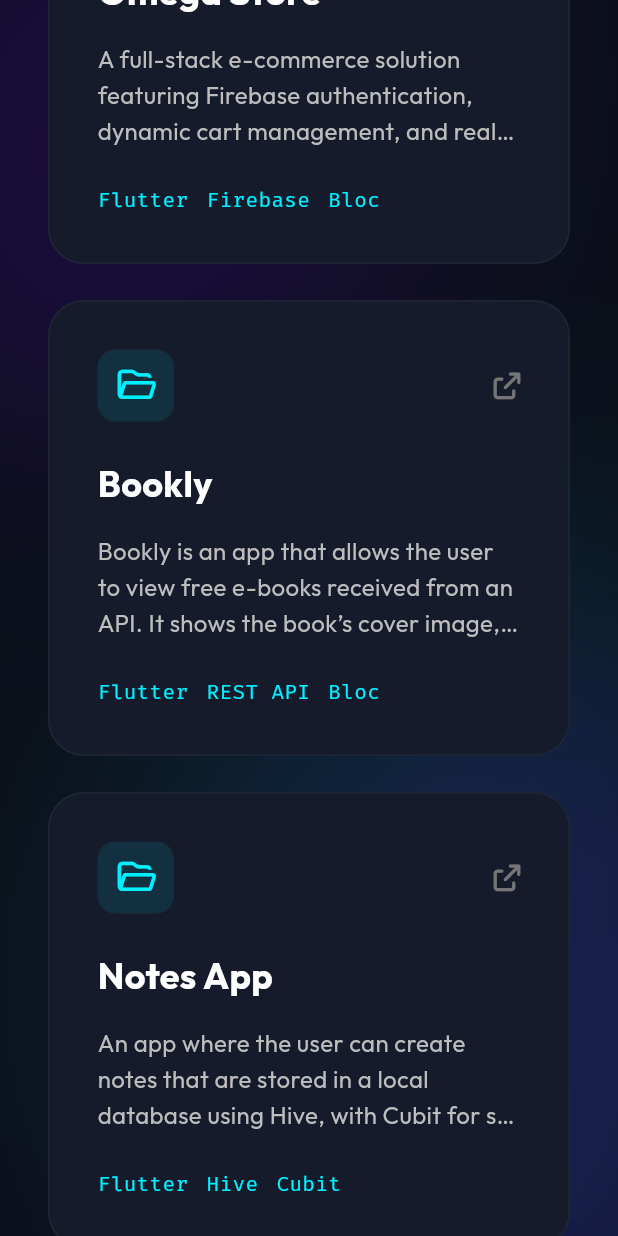
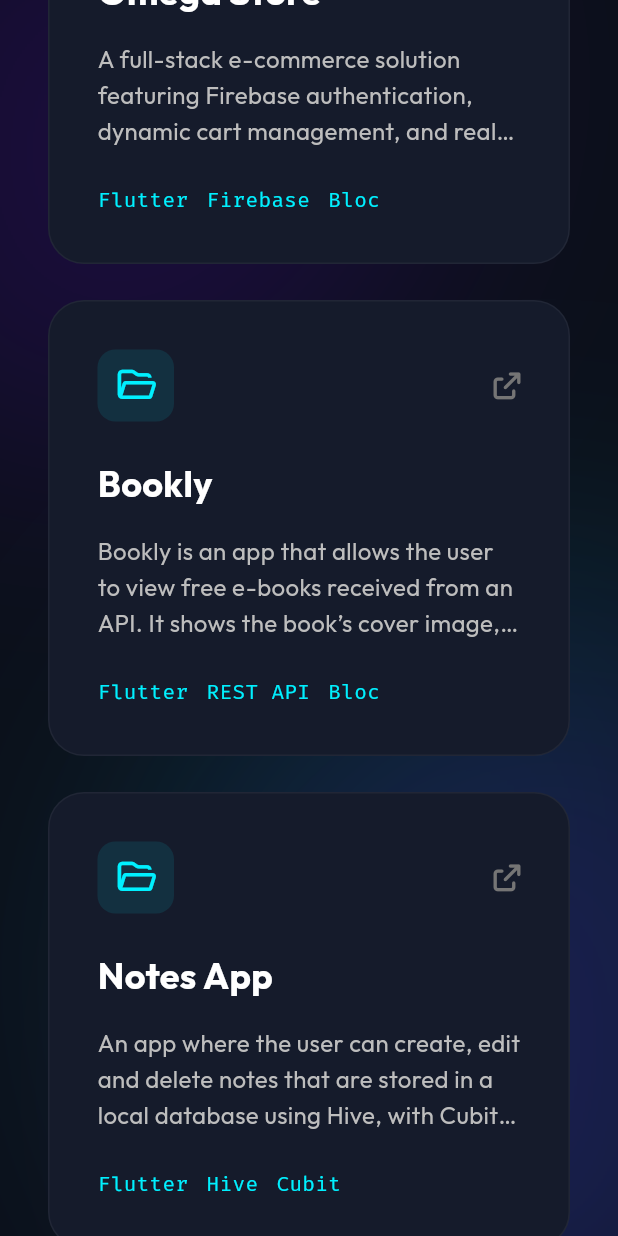
Before and after one commit to Baseljamal/Portfolio, a Flutter app: the screen it shows after launch, scrolled down 2304 dp, on a phone screen of 412 x 824 dp. Run offline on Flutter 3.47's test engine with Material 3 defaults, Android fonts, the phone set to English and light mode, and no system bars; drawn by our look-alikes of flutter_animate; our stand-ins replace font_awesome_flutter, google_fonts.

Commit message:
feat: replace placeholder project screenshots with local assets and update image rendering logic

```diff
--- a/lib/screens/project_details_screen.dart
+++ b/lib/screens/project_details_screen.dart
@@ -151,7 +151,7 @@ class ProjectDetailsScreen extends StatelessWidget {
                             const SizedBox(width: 24),
                         itemBuilder: (context, index) {
                           return MobileFrame(
-                            child: Image.network(
+                            child: Image.asset(
                               screenshots[index],
                               fit: BoxFit.cover,
                             ),
--- a/lib/widgets/projects_section.dart
+++ b/lib/widgets/projects_section.dart
@@ -16,8 +16,10 @@ class ProjectsSection extends StatelessWidget {
         'tags': ['Flutter', 'Firebase', 'Bloc'],
         'url': 'https://github.com/Baseljamal/Omega_Store',
         'screenshots': [
-          'https://placehold.co/600x400/png?text=Omega+Store+1',
-          'https://placehold.co/600x400/png?text=Omega+Store+2',
+          'assets/screenshots/omega_store_login.png',
+          'assets/screenshots/omega_store_shop.png',
+          'assets/screenshots/omega_store_cart.png',
+          'assets/screenshots/omega_store_profile.png',
         ],
       },
       {
@@ -27,19 +29,23 @@ class ProjectsSection extends StatelessWidget {
         'tags': ['Flutter', 'REST API', 'Bloc'],
         'url': 'https://github.com/Baseljamal/Bookly',
         'screenshots': [
-          'https://placehold.co/600x400/png?text=Omega+Store+1',
-          'https://placehold.co/600x400/png?text=Omega+Store+2',
+          'assets/screenshots/bookly_home.png',
+          'assets/screenshots/bookly_book_details.png',
+          'assets/screenshots/bookly_search.png',
         ],
       },
       {
         'title': 'Notes App',
         'desc':
-            'An app where the user can create notes that are stored in a local database using Hive, with Cubit for state management. The user can add a title, content, and background color to their notes, and has the ability to edit each element or delete the note.',
+            'An app where the user can create, edit and delete notes that are stored in a local database using Hive, with Cubit for state management. The user can add a title, content, and background color to their notes, and has the ability to search through notes.',
         'tags': ['Flutter', 'Hive', 'Cubit'],
         'url': 'https://github.com/Baseljamal/notes_app',
         'screenshots': [
-          'https://placehold.co/600x400/png?text=Notes+App+1',
-          'https://placehold.co/600x400/png?text=Notes+App+2',
+          'assets/screenshots/notes_app_home.png',
+          'assets/screenshots/notes_app_add.png',
+          'assets/screenshots/notes_app_edit.png',
+          'assets/screenshots/notes_app_delete.png',
+          'assets/screenshots/notes_app_search.png',
         ],
       },
       {
@@ -49,8 +55,9 @@ class ProjectsSection extends StatelessWidget {
         'tags': ['Flutter', 'Flame'],
         'url': 'https://github.com/Baseljamal/Neon_Runner_Game',
         'screenshots': [
-          'https://placehold.co/600x400/png?text=Neon+Runner+1',
-          'https://placehold.co/600x400/png?text=Neon+Runner+2',
+          'assets/screenshots/neon_runner_home.png',
+          'assets/screenshots/neon_runner_gameplay.png',
+          'assets/screenshots/neon_runner_loss.png',
         ],
       },
     ];
--- a/pubspec.yaml
+++ b/pubspec.yaml
@@ -59,6 +59,7 @@ flutter:
   # To add assets to your application, add an assets section, like this:
   assets:
     - assets/
+    - assets/screenshots/
   #   - images/a_dot_ham.jpeg
   # An image asset can refer to one or more resolution-specific "variants", see
   # https://flutter.dev/to/resolution-aware-images
```
Also changed, not shown: 18 other files.
